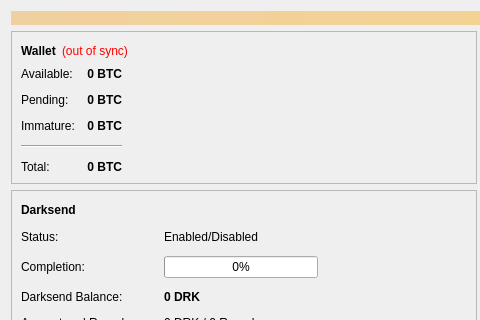
This is src/qt/forms/overviewpage.ui in wagerr/PIVX as Qt 5 draws it before an edit; both pictures show x 0 to 480 and y 0 to 320 of the 960 by 585 pixel window. The edited form follows.
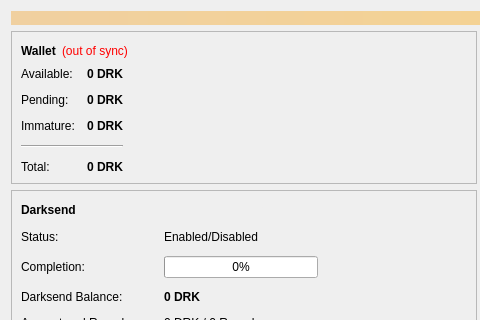
This is the edited form.

```diff
--- a/src/qt/forms/overviewpage.ui
+++ b/src/qt/forms/overviewpage.ui
@@ -130,7 +130,7 @@
                  <string>Your current spendable balance</string>
                 </property>
                 <property name="text">
-                 <string notr="true">0 BTC</string>
+                 <string notr="true">0 DRK</string>
                 </property>
                 <property name="alignment">
                  <set>Qt::AlignRight|Qt::AlignTrailing|Qt::AlignVCenter</set>
@@ -162,7 +162,7 @@
                  <string>Total of transactions that have yet to be confirmed, and do not yet count toward the spendable balance</string>
                 </property>
                 <property name="text">
-                 <string notr="true">0 BTC</string>
+                 <string notr="true">0 DRK</string>
                 </property>
                 <property name="alignment">
                  <set>Qt::AlignRight|Qt::AlignTrailing|Qt::AlignVCenter</set>
@@ -191,7 +191,7 @@
                  <string>Mined balance that has not yet matured</string>
                 </property>
                 <property name="text">
-                 <string notr="true">0 BTC</string>
+                 <string notr="true">0 DRK</string>
                 </property>
                 <property name="alignment">
                  <set>Qt::AlignRight|Qt::AlignTrailing|Qt::AlignVCenter</set>
@@ -223,7 +223,7 @@
                  <string>Your current total balance</string>
                 </property>
                 <property name="text">
-                 <string notr="true">0 BTC</string>
+                 <string notr="true">0 DRK</string>
                 </property>
                 <property name="alignment">
                  <set>Qt::AlignRight|Qt::AlignTrailing|Qt::AlignVCenter</set>
```
